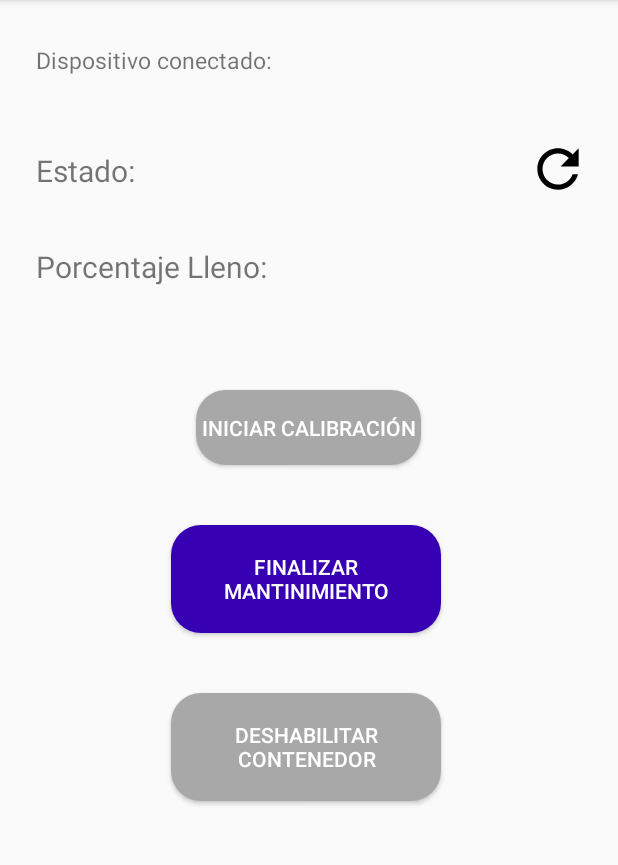
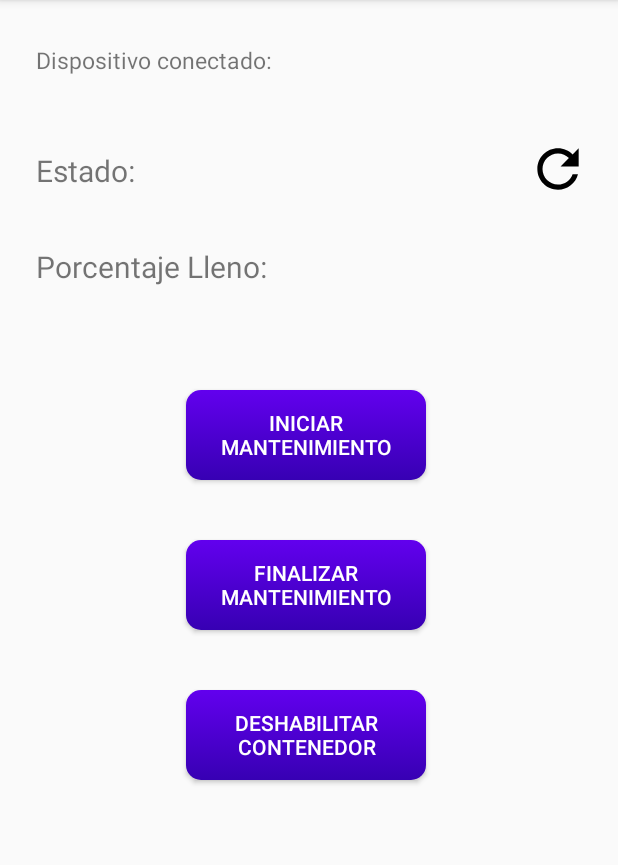
Before and after one commit to AgustinCocciardi/WasteMate, an Android app: the screen it shows after launch (MainActivity), on a phone screen of 412 x 824 dp, the part 84-949 px from its top. Run offline under Robolectric (Android 15) with nearby library versions, the phone set to English and light mode, and no system bars.

Commit message:
add buttons animations, fixed spinner style

```diff
--- a/Android/app/src/main/java/com/grupom2/wastemate/activity/MainActivity.java
+++ b/Android/app/src/main/java/com/grupom2/wastemate/activity/MainActivity.java
@@ -204,7 +204,9 @@ public class MainActivity extends AppCompatActivity
             });
             builder.setNegativeButton(R.string.button_ignore, (dialog, which) ->
             {
-                showDisabled();
+                //showDisabled();
+                // TODO: CAMBIAR PARA QUE QUEDE DISABLED
+                showEnabled();
             });
             builder.setCancelable(true); // Prevent the user from dismissing the dialog without enabling Bluetooth
             builder.show();
@@ -296,7 +298,16 @@ public class MainActivity extends AppCompatActivity
 
     private void showDisabled()
     {
+        btnStartMaintenance.setEnabled(false);
+        btnCompleteMaintenance.setEnabled(false);
+        btnDisable.setEnabled(false);
+    }
 
+    public void showEnabled()
+    {
+        btnStartMaintenance.setEnabled(true);
+        btnCompleteMaintenance.setEnabled(true);
+        btnDisable.setEnabled(true);
     }
     //endregion Other Methods
 }
--- a/Android/app/src/main/java/com/grupom2/wastemate/activity/SettingsActivity.java
+++ b/Android/app/src/main/java/com/grupom2/wastemate/activity/SettingsActivity.java
@@ -410,7 +410,7 @@ public class SettingsActivity extends AppCompatActivity implements SensorEventLi
 
         //region Spinner
         Spinner spinnerSensors = findViewById(R.id.spinner_sensors);
-        ArrayAdapter<CharSequence> adapter = new ArrayAdapter<>(this, android.R.layout.simple_spinner_item);
+        ArrayAdapter<CharSequence> adapter = new ArrayAdapter<>(this, android.R.layout.simple_spinner_dropdown_item);
         adapter.addAll(CalibrationHelpers.sensorsDictionary.keySet());
         spinnerSensors.setAdapter(adapter);
         //endregion Spinner
--- a/Android/app/src/main/res/drawable/press_effect.xml
+++ /dev/null
@@ -1,22 +0,0 @@
-<selector xmlns:android="http://schemas.android.com/apk/res/android">
-    <item android:state_enabled="false">
-        <shape>
-            <solid android:color="@color/grey" />
-            <corners android:radius="20dp" />
-        </shape>
-    </item>
-    <item android:state_pressed="true">
-        <shape>
-            <!-- Estilo para el estado "pressed" -->
-            <solid android:color="@color/purple_500" />
-            <corners android:radius="20dp" />
-        </shape>
-    </item>
-    <item>
-        <shape>
-            <!-- Estilo para los otros estados -->
-            <solid android:color="@color/purple_700" />
-            <corners android:radius="20dp" />
-        </shape>
-    </item>
-</selector>
--- a/Android/app/src/main/res/drawable/ripple_button.xml
+++ b/Android/app/src/main/res/drawable/ripple_button.xml
@@ -6,7 +6,8 @@
             <corners android:radius="20dp" />
         </shape>
     </item>
-    <ripple android:color="@color/white">
+    <item>
+        <ripple android:color="@color/white">
         <item android:id="@android:id/mask">
             <shape android:shape="rectangle">
                 <solid android:color="@color/purple_700" />
@@ -21,4 +22,5 @@
             </shape>
         </item>
     </ripple>
+    </item>
 </selector>
--- a/Android/app/src/main/res/drawable/ripple_button2.xml
+++ /dev/null
@@ -1,17 +0,0 @@
-<?xml version="1.0" encoding="utf-8"?>
-<selector xmlns:android="http://schemas.android.com/apk/res/android">
-    <item android:state_enabled="false">
-        <shape>
-            <solid android:color="@color/grey" />
-            <corners android:radius="20dp" />
-        </shape>
-    </item>
-    <ripple android:color="@color/purple_500">
-        <item>
-            <shape android:shape="rectangle">
-                <solid android:color="@color/purple_700"/>
-                <corners android:radius="32dp"/>
-            </shape>
-        </item>
-    </ripple>
-</selector>
--- a/Android/app/src/main/res/layout/activity_bluetooth_disabled.xml
+++ b/Android/app/src/main/res/layout/activity_bluetooth_disabled.xml
@@ -45,7 +45,7 @@
         android:layout_width="wrap_content"
         android:layout_height="wrap_content"
         android:layout_marginTop="40dp"
-        android:background="@color/purple_500"
+        android:background="@drawable/ripple_button"
         android:text="@string/button_activate_bluetooth_text"
         android:theme="@style/ButtonStyle"
         app:layout_constraintEnd_toEndOf="@+id/label_bluetooth_required_description"
--- a/Android/app/src/main/res/layout/activity_main.xml
+++ b/Android/app/src/main/res/layout/activity_main.xml
@@ -79,16 +79,16 @@
 
     <Button
         android:id="@+id/button_start_maintenance"
+        android:layout_width="160dp"
+        android:layout_height="60dp"
+        android:layout_marginStart="40dp"
         android:layout_marginTop="260dp"
-        android:layout_width="150dp"
-        android:layout_height="50dp"
-        android:layout_marginStart="40dp"
         android:layout_marginEnd="65dp"
         android:background="@drawable/ripple_button"
         android:drawableTint="@color/white"
-        android:text="INICIAR CALIBRACIÓN"
+        android:padding="10dp"
+        android:text="@string/button_start_maintenance_text"
         android:theme="@style/ButtonStyle"
-
         app:layout_constraintEnd_toEndOf="@+id/label_current_percentage_description"
         app:layout_constraintHorizontal_bias="0.66"
         app:layout_constraintStart_toStartOf="@+id/label_current_percentage_header"
@@ -96,10 +96,10 @@
 
     <Button
         android:id="@+id/button_disable"
-        android:layout_width="180dp"
-        android:layout_height="72dp"
+        android:layout_width="160dp"
+        android:layout_height="60dp"
         android:layout_marginTop="40dp"
-        android:background="@drawable/ripple_button2"
+        android:background="@drawable/ripple_button"
         android:padding="10dp"
         android:text="@string/button_disable_text"
         android:theme="@style/ButtonStyle"
@@ -110,10 +110,10 @@
 
     <Button
         android:id="@+id/button_complete_maintenance"
-        android:layout_width="180dp"
-        android:layout_height="72dp"
+        android:layout_width="160dp"
+        android:layout_height="60dp"
         android:layout_marginTop="40dp"
-        android:background="@drawable/press_effect"
+        android:background="@drawable/ripple_button"
         android:padding="10dp"
         android:text="@string/button_complete_maintenance_text"
         android:theme="@style/ButtonStyle"
--- a/Android/app/src/main/res/layout/activity_permissions_missing.xml
+++ b/Android/app/src/main/res/layout/activity_permissions_missing.xml
@@ -23,7 +23,7 @@
         android:layout_width="wrap_content"
         android:layout_height="wrap_content"
         android:layout_marginBottom="50dp"
-        android:background="@color/purple_700"
+        android:background="@drawable/ripple_button"
         android:drawableTint="@color/white"
         android:padding="10dp"
         android:text="@string/button_open_configuration_text"
--- a/Android/app/src/main/res/layout/admin_settings.xml
+++ b/Android/app/src/main/res/layout/admin_settings.xml
@@ -79,7 +79,7 @@
             android:layout_width="wrap_content"
             android:layout_height="wrap_content"
             android:layout_marginTop="49dp"
-            android:background="@drawable/press_effect"
+            android:background="@drawable/ripple_button"
             android:drawableTint="@color/white"
             android:padding="10dp"
             android:text="@string/button_send_text"
@@ -122,9 +122,9 @@
             android:layout_marginStart="40dp"
             android:layout_marginTop="56dp"
             android:layout_marginEnd="65dp"
-            android:background="@drawable/press_effect"
+            android:background="@drawable/ripple_button"
             android:drawableTint="@color/white"
-            android:text="INICIAR CALIBRACIÓN"
+            android:text="@string/start_calibration_text"
             android:theme="@style/ButtonStyle"
             app:layout_constraintEnd_toEndOf="parent"
             app:layout_constraintHorizontal_bias="0.465"
--- a/Android/app/src/main/res/values/strings.xml
+++ b/Android/app/src/main/res/values/strings.xml
@@ -10,7 +10,7 @@
     <string name="configuration_button_content_description">Icono de configuracion</string>
     <string name="button_disable_text">Deshabilitar contenedor</string>
     <string name="button_start_maintenance_text">Iniciar mantenimiento</string>
-    <string name="button_complete_maintenance_text">Finalizar mantinimiento</string>
+    <string name="button_complete_maintenance_text">Finalizar mantenimiento</string>
     <string name="label_status_header_text">Estado:</string>
     <string name="label_current_percentage_header_text">Porcentaje Lleno:</string>
     <string name="label_connected_device_header_text">Dispositivo conectado:</string>
@@ -48,6 +48,7 @@
     <string name="bluetooth_connection_required_message">Para el correcto funcionamiento de esta aplicación, es necesario conectarse a un dispositivo bluetooth.\nDe lo contrario, no se recibirán actualizaciones de estado ni se podrá interactuar con un contenedor.</string>
     <string name="button_go_to_settings">Ir a Configuracion</string>
     <string name="button_ignore">Ignorar</string>
+    <string name="start_calibration_text">INICIAR CALIBRACIÓN</string>
     <!--  FIN  CONFIGURACION DE DISPLAY NAME DEL ENUM Status  -->
 
 </resources>
```
